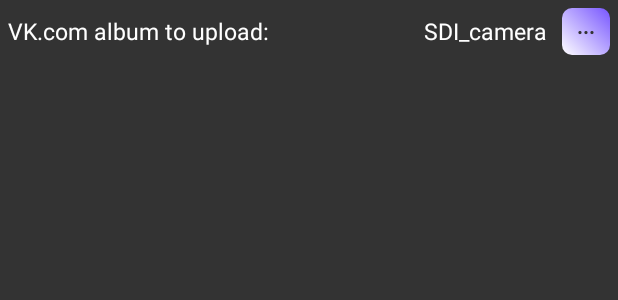
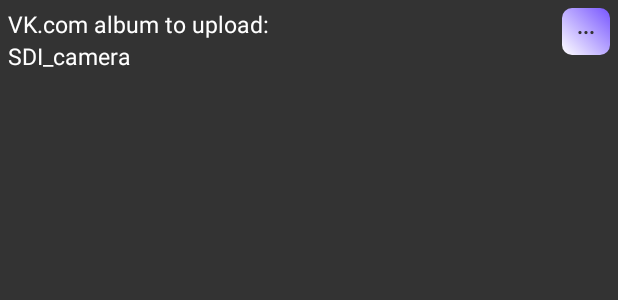
Before and after one commit to KorolevAndrey/SDI_camera, an Android app: the layout activity_options.xml on its own in the app's theme, with its tools: preview values and no code run, on a phone screen of 412 x 824 dp. Shown: the top 300 px of the screen. Run offline under Robolectric (Android 15) with nearby library versions, the phone set to English and light mode, and no system bars.

Commit message:
options screen changed. saving options was added

```diff
--- a/app/src/main/java/com/camera/sdi/sdi_camera/VK/VkShareDialogBox.java
+++ b/app/src/main/java/com/camera/sdi/sdi_camera/VK/VkShareDialogBox.java
@@ -309,10 +309,11 @@ public class VkShareDialogBox extends Dialog implements View.OnClickListener{
         protected Boolean doInBackground(Void... params) {
             Log.d("VK", "Background upload");
             if (SharedStaticAppData.isOnline()){
-                if (SharedStaticAppData.VK_UPLOAD_TO_ALBUM)
+                if (SharedStaticAppData.isUploadToVKAlbum())
                     VKManager.UploadPhotoToAlbum(sharedPhotos[currentSharedPhotosInd]);
                 else
                     VKManager.WallPostPhoto(sharedPhotos[currentSharedPhotosInd]);
+
                 return true;
             }
 
--- a/app/src/main/res/layout/activity_options.xml
+++ b/app/src/main/res/layout/activity_options.xml
@@ -10,25 +10,31 @@
         android:layout_width="match_parent"
         android:layout_height="wrap_content">
 
+        <LinearLayout
+            android:layout_alignParentLeft="true"
+            android:orientation="vertical"
+            android:layout_width="wrap_content"
+            android:layout_height="wrap_content">
+
             <TextView
                 android:layout_width="wrap_content"
                 android:layout_height="wrap_content"
-            android:layout_centerVertical="true"
                 android:text="VK.com album to upload:"
                 android:textSize="15sp"
                 android:textColor="@color/vk_white"
-            android:layout_alignParentLeft="true"/>
+                android:layout_alignParentLeft="true"
+                android:id="@+id/id_options_tvVKAlbum_static_text"/>
 
             <TextView
-            android:layout_toLeftOf="@+id/id_options_vk_albumName_change"
-            android:layout_centerVertical="true"
-            android:paddingLeft="15dp"
                 android:textSize="15sp"
                 android:layout_width="wrap_content"
                 android:layout_height="wrap_content"
                 android:id="@+id/id_options_tvVKAlbum"
                 android:textColor="@color/vk_white"
                 android:text="@string/vk_default_album_name"/>
+
+
+        </LinearLayout>
 
         <Button
             android:layout_marginLeft="10dp"
--- a/app/src/main/res/values/strings.xml
+++ b/app/src/main/res/values/strings.xml
@@ -7,8 +7,12 @@
     <string name="shared_preferences_tag">MySharedPrefTag</string>
     <string name="sp_long_vk_user_id">VK_USER_ID</string>
     <string name="sp_long_vk_album_id">VK_ALBUM_ID</string>
+    <string name="sp_long_vk_album_title">VK_ALBUM_TITLE</string>
+    <string name="sp_boolean_vk_upload_target">VK_UPLOAD_TARGET</string>
     <string name="internet_status_online">online</string>
     <string name="internet_status_offline">offline</string>
+
+    <string name="upload_target_wall">wall</string>
 
     <string name="vk_default_album_name">SDI_camera</string>
 
```
Also changed, not shown: app/src/main/java/com/camera/sdi/sdi_camera/ActivityOptions.java (+35 -0 lines), app/src/main/java/com/camera/sdi/sdi_camera/GalleryScreen.java (+21 -0 lines), app/src/main/java/com/camera/sdi/sdi_camera/MainScreen.java (+33 -4 lines), app/src/main/java/com/camera/sdi/sdi_camera/SharedStaticAppData.java (+39 -2 lines), app/src/main/java/com/camera/sdi/sdi_camera/VK/VKAlbumSelect.java (+23 -1 lines), app/src/main/res/layout/activity_vk_albums_list.xml (+22 -5 lines). Lines whose indentation alone changed are shown as unchanged.
